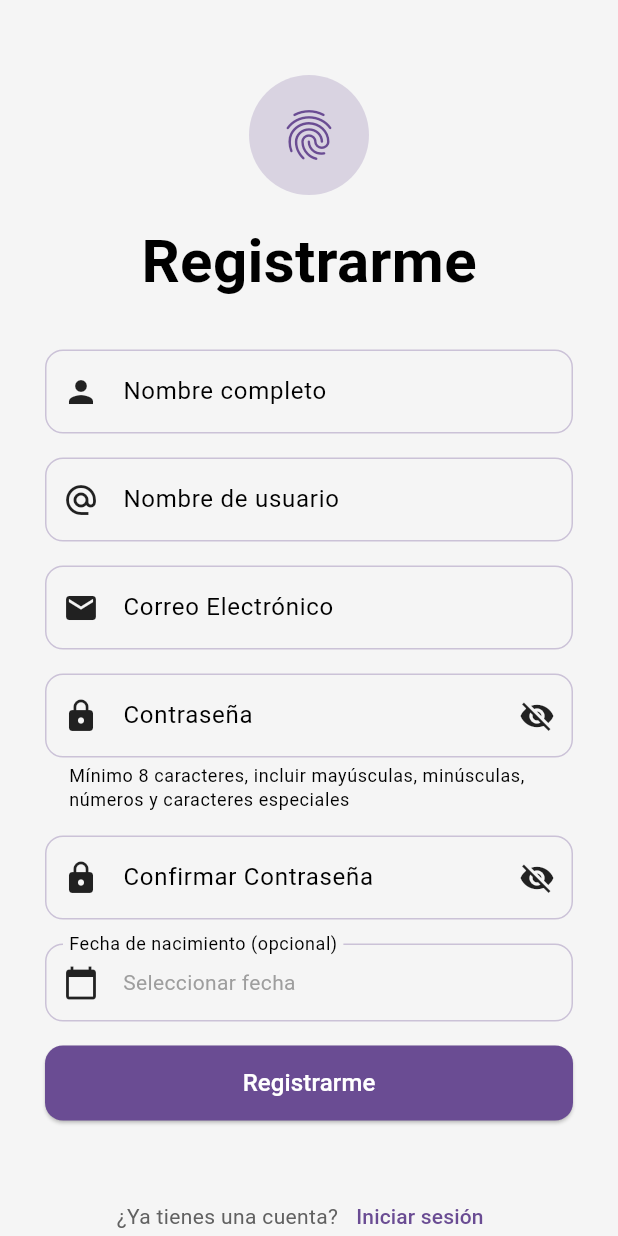
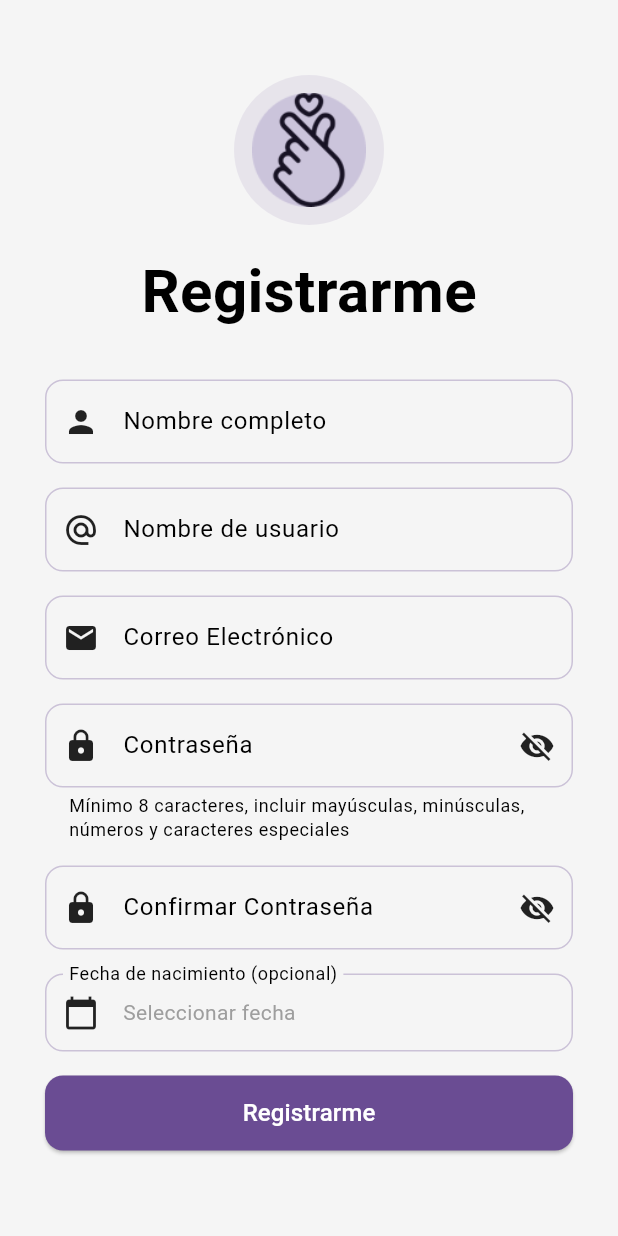
Before and after one commit to MelanieSeg/OratioLingo, a Flutter app: the RegistrarmeScreen screen opened by its route, on a phone screen of 412 x 824 dp. Run offline on Flutter 3.47's test engine with Material 3 defaults, Android fonts, the phone set to English and light mode, and no system bars; our stand-ins replace cached_network_image, cloud_firestore, firebase_auth, firebase_core, firebase_storage, image_picker and 1 more; accounts and stored records are empty; network calls fail.

Commit message:
logo visible en modo oscuro

```diff
--- a/lib/screens/sesion/registrarme.dart
+++ b/lib/screens/sesion/registrarme.dart
@@ -39,13 +39,21 @@ class _RegistroHeader extends StatelessWidget {
 
     return Column(
       children: [
-        CircleAvatar(
-          radius: 40,
-          backgroundColor: theme.colorScheme.primary.withOpacity(0.2),
-          child: Icon(
-            Icons.fingerprint,
-            size: 40,
-            color: theme.colorScheme.primary,
+        Container(
+          width: 100,
+          height: 100,
+          decoration: BoxDecoration(
+            shape: BoxShape.circle,
+            color:
+                Theme.of(context).brightness == Brightness.dark
+                    ? Colors.white.withAlpha(77)
+                    : theme.primaryColor.withAlpha(
+                      25,
+                    ), // 0.1 opacidad en modo claro
+          ),
+          child: Padding(
+            padding: const EdgeInsets.all(12.0),
+            child: Image.asset('assets/images/logo.png', fit: BoxFit.contain),
           ),
         ),
         const SizedBox(height: 16),
@@ -311,8 +319,8 @@ class _RegistroFormState extends State<_RegistroForm> {
                   _obscurePassword ? Icons.visibility_off : Icons.visibility,
                   color: theme.iconTheme.color,
                 ),
-                onPressed: () =>
-                    setState(() => _obscurePassword = !_obscurePassword),
+                onPressed:
+                    () => setState(() => _obscurePassword = !_obscurePassword),
               ),
               border: inputBorder,
               enabledBorder: inputBorder,
@@ -345,7 +353,8 @@ class _RegistroFormState extends State<_RegistroForm> {
                       : Icons.visibility,
                   color: theme.iconTheme.color,
                 ),
-                onPressed: () => setState(
+                onPressed:
+                    () => setState(
                       () => _obscureConfirmPassword = !_obscureConfirmPassword,
                     ),
               ),
@@ -410,7 +419,8 @@ class _RegistroFormState extends State<_RegistroForm> {
               ),
               padding: const EdgeInsets.symmetric(vertical: 12),
             ),
-            child: _isLoading
+            child:
+                _isLoading
                     ? const SizedBox(
                       height: 20,
                       width: 20,
```
Also changed, not shown: lib/screens/sesion/change-password.dart (+12 -5 lines), lib/screens/sesion/forgot-password.dart (+14 -5 lines), lib/screens/sesion/login.dart (+21 -1 lines). Lines whose indentation alone changed are shown as unchanged.
